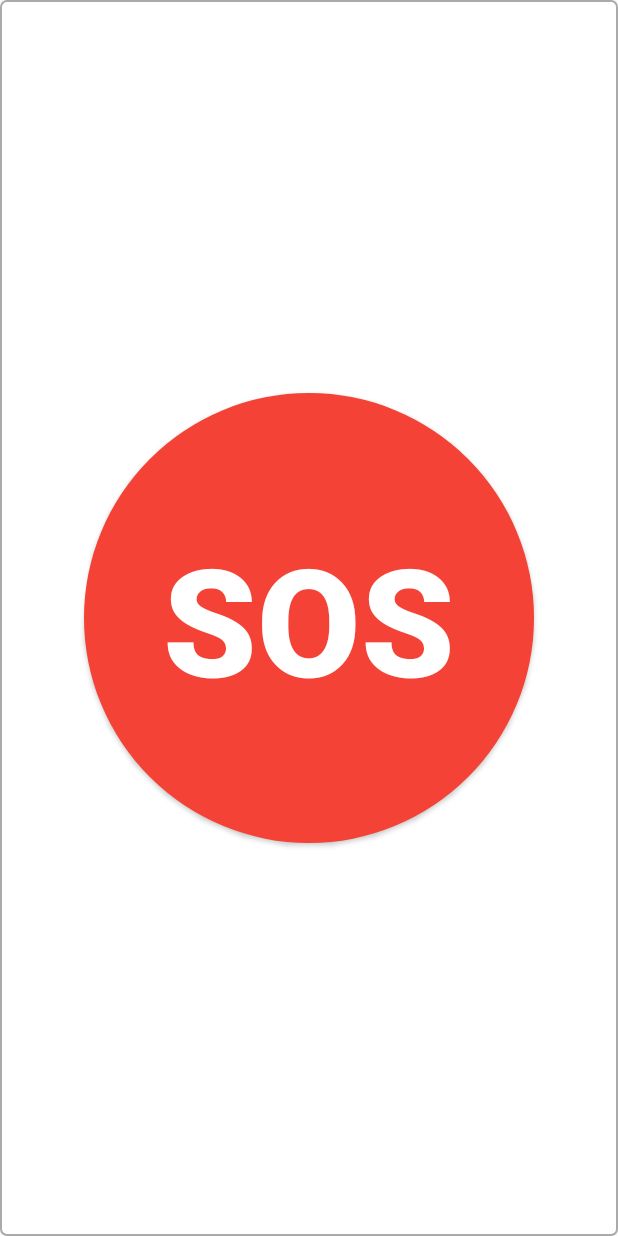
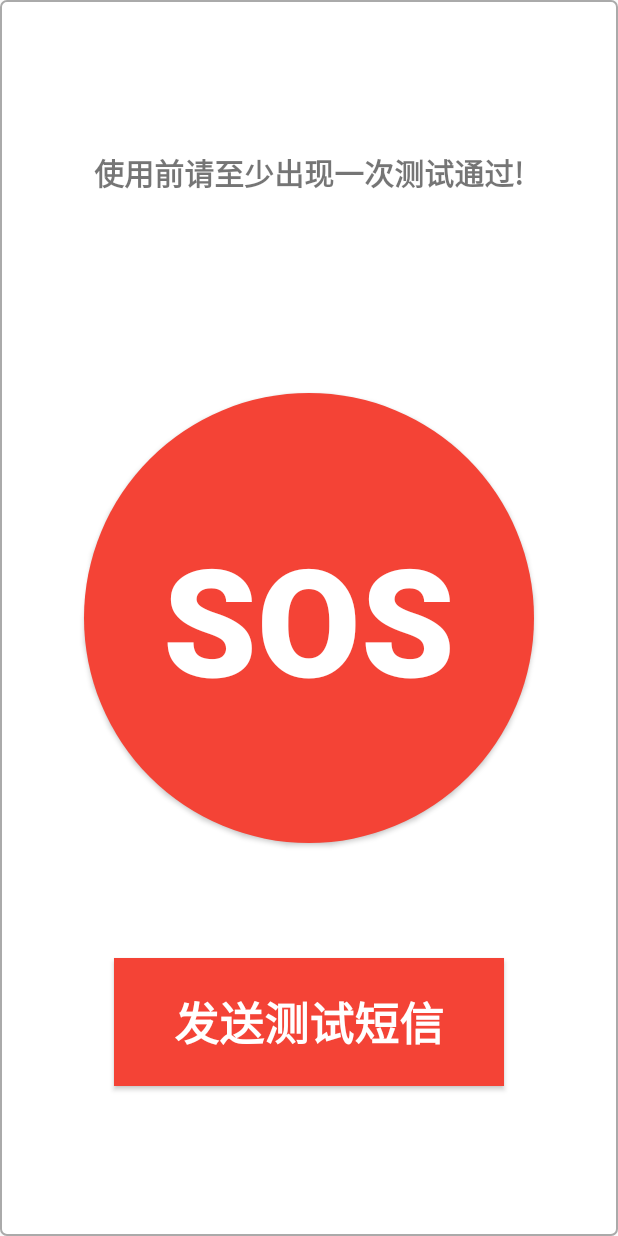
Before and after one commit to fsslrfc/Night_Guard, an Android app: the fragment CallMainFragment shown on its own in the app's theme, on a phone screen of 412 x 824 dp. Run offline under Robolectric (Android 15) with nearby library versions, the phone set to English and light mode, and no system bars.

Commit message:
[feat]新增SOS服务中服务测试功能,新增说明文字,对界面做统一化处理.

```diff
--- a/app/src/main/java/com/example/nightguard/call/CallMainFragment.java
+++ b/app/src/main/java/com/example/nightguard/call/CallMainFragment.java
@@ -19,11 +19,14 @@ import androidx.fragment.app.Fragment;
 import com.example.nightguard.R;
 
 public class CallMainFragment extends Fragment {
-    private FrameLayout mFL_sos;
+    private FrameLayout mFL_sos1;
+    private FrameLayout mFL_sos2;
     private EditText mEt_pwd;
     private Button mBt_confirm;
+    private Button mBt_test;
     private Button mBt_sos;
     private String PWD;
+    private Boolean flag  = false;
 
     public CallMainFragment() {
         super();
@@ -47,12 +50,14 @@ public class CallMainFragment extends Fragment {
     }
 
     private void initView(View view) {
-        mFL_sos = view.findViewById(R.id.FL_sos);
+        mFL_sos1 = view.findViewById(R.id.FL_sos1);
+        mFL_sos2 = view.findViewById(R.id.FL_sos2);
         mEt_pwd = view.findViewById(R.id.et_pwd);
         mBt_confirm = view.findViewById(R.id.bt_confirm);
+        mBt_test = view.findViewById(R.id.btn_test);
         mBt_sos = view.findViewById(R.id.btn_sos);
-        mFL_sos.setVisibility(View.GONE);
-        mBt_sos.setVisibility(View.VISIBLE);
+        mFL_sos1.setVisibility(View.VISIBLE);
+        mFL_sos2.setVisibility(View.GONE);
     }
 
     private void initListener() {
@@ -60,8 +65,8 @@ public class CallMainFragment extends Fragment {
             @Override
             public void onClick(View v) {
                 StartSos();
-                mFL_sos.setVisibility(View.VISIBLE);
-                mBt_sos.setVisibility(View.GONE);
+                mFL_sos1.setVisibility(View.GONE);
+                mFL_sos2.setVisibility(View.VISIBLE);
             }
         });
         mBt_confirm.setOnClickListener(new View.OnClickListener() {
@@ -70,8 +75,8 @@ public class CallMainFragment extends Fragment {
                 if (PWD.equals(mEt_pwd.getText().toString())) {
                     StopSos();
                     Toast.makeText(getContext(), "呼叫已结束!", Toast.LENGTH_SHORT).show();
-                    mFL_sos.setVisibility(View.GONE);
-                    mBt_sos.setVisibility(View.VISIBLE);
+                    mFL_sos1.setVisibility(View.VISIBLE);
+                    mFL_sos2.setVisibility(View.GONE);
                 } else {
                     Toast.makeText(getContext(), "密码错误!", Toast.LENGTH_SHORT).show();
                 }
@@ -82,6 +87,22 @@ public class CallMainFragment extends Fragment {
                     if(imm != null){
                         imm.hideSoftInputFromWindow(view.getWindowToken(), 0);
                     }
+                }
+            }
+
+
+        });
+        mBt_test.setOnClickListener(new View.OnClickListener() {
+            @Override
+            public void onClick(View v) {
+                if(!flag) {
+                    Toast.makeText(getActivity(), "正在测试中,若无结果提示请耐心等待或重试...", Toast.LENGTH_SHORT).show();
+                    StartSos();
+                    flag = true;
+                }
+                else{
+                    StopSos();
+                    flag = false;
                 }
             }
         });
--- a/app/src/main/res/drawable/button_sos.xml
+++ b/app/src/main/res/drawable/button_sos.xml
@@ -3,7 +3,7 @@
     <!-- 按下状态 -->
     <item android:state_pressed="true">
         <shape android:shape="rectangle">
-            <solid android:color="#D32F2F"/>
+            <solid android:color="#AA0000"/>
             <corners android:radius="200dp"/>
         </shape>
     </item>
--- a/app/src/main/res/layout/fragment_call.xml
+++ b/app/src/main/res/layout/fragment_call.xml
@@ -5,31 +5,61 @@
     android:layout_height="match_parent"
     android:background="@drawable/bg_board_rectangle">
 
+    <FrameLayout
+        android:id="@+id/FL_sos1"
+        android:layout_width="match_parent"
+        android:layout_height="match_parent"
+        android:gravity="center"
+        android:visibility="visible">
+
+        <TextView
+            android:layout_width="wrap_content"
+            android:layout_height="wrap_content"
+            android:text="使用前请至少出现一次测试通过!"
+            android:textSize="20sp"
+            android:textStyle="bold"
+            android:layout_gravity="center_horizontal"
+            android:layout_marginTop="100dp"/>
+
         <Button
             android:id="@+id/btn_sos"
             android:layout_width="300dp"
             android:layout_height="300dp"
             android:background="@drawable/button_sos"
             android:gravity="center"
+            android:layout_gravity="center"
             android:padding="20dp"
             android:text="SOS"
             android:textColor="#FFFFFF"
             android:textSize="100sp"
             android:textStyle="bold"
-        android:visibility="visible"
             app:cornerRadius="8dp"
-        app:elevation="4dp"
-        app:layout_constraintBottom_toBottomOf="parent"
-        app:layout_constraintLeft_toLeftOf="parent"
-        app:layout_constraintRight_toRightOf="parent"
-        app:layout_constraintTop_toTopOf="parent" />
+            app:elevation="4dp" />
+
+        <Button
+            android:id="@+id/btn_test"
+            android:layout_width="wrap_content"
+            android:layout_height="wrap_content"
+            android:background="#F44336"
+            android:padding="20dp"
+            android:paddingStart="40dp"
+            android:paddingEnd="40dp"
+            android:layout_gravity="center_horizontal|bottom"
+            android:layout_marginBottom="100dp"
+            android:text="发送测试短信"
+            android:textColor="#FFFFFF"
+            android:textSize="30sp"
+            android:textStyle="bold" />
+
+    </FrameLayout>
+
 
     <FrameLayout
-        android:id="@+id/FL_sos"
+        android:id="@+id/FL_sos2"
         android:layout_width="match_parent"
         android:layout_height="match_parent"
         android:background="#AA0000"
-        android:visibility="visible"
+        android:visibility="invisible"
         app:layout_constraintBottom_toBottomOf="parent"
         app:layout_constraintEnd_toEndOf="parent"
         app:layout_constraintStart_toStartOf="parent"
--- a/app/src/main/res/layout/fragment_message.xml
+++ b/app/src/main/res/layout/fragment_message.xml
@@ -2,7 +2,8 @@
 <FrameLayout xmlns:android="http://schemas.android.com/apk/res/android"
     android:layout_width="match_parent"
     android:layout_height="match_parent"
-    android:padding="10dp">
+    android:padding="10dp"
+    android:background="@drawable/bg_board_rectangle">
 
     <LinearLayout
         android:layout_width="match_parent"
```
Also changed, not shown: app/src/main/java/com/example/nightguard/StartActivity.java (+10 -0 lines), app/src/main/java/com/example/nightguard/call/SosService.java (+7 -3 lines). Lines whose indentation alone changed are shown as unchanged.
